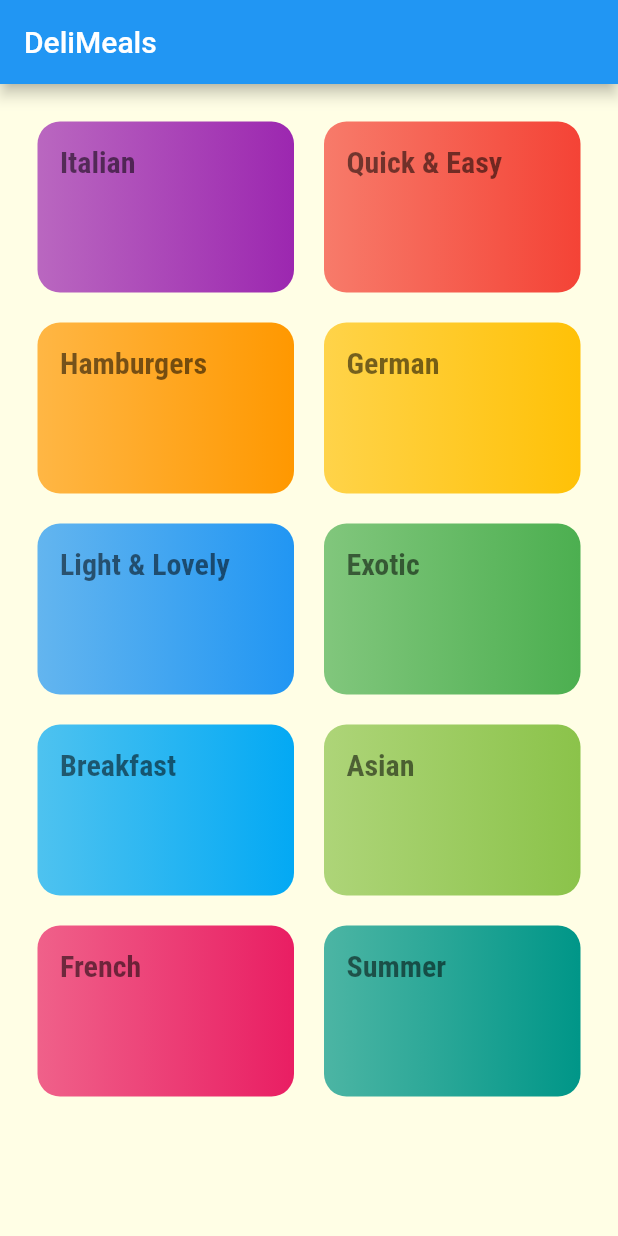
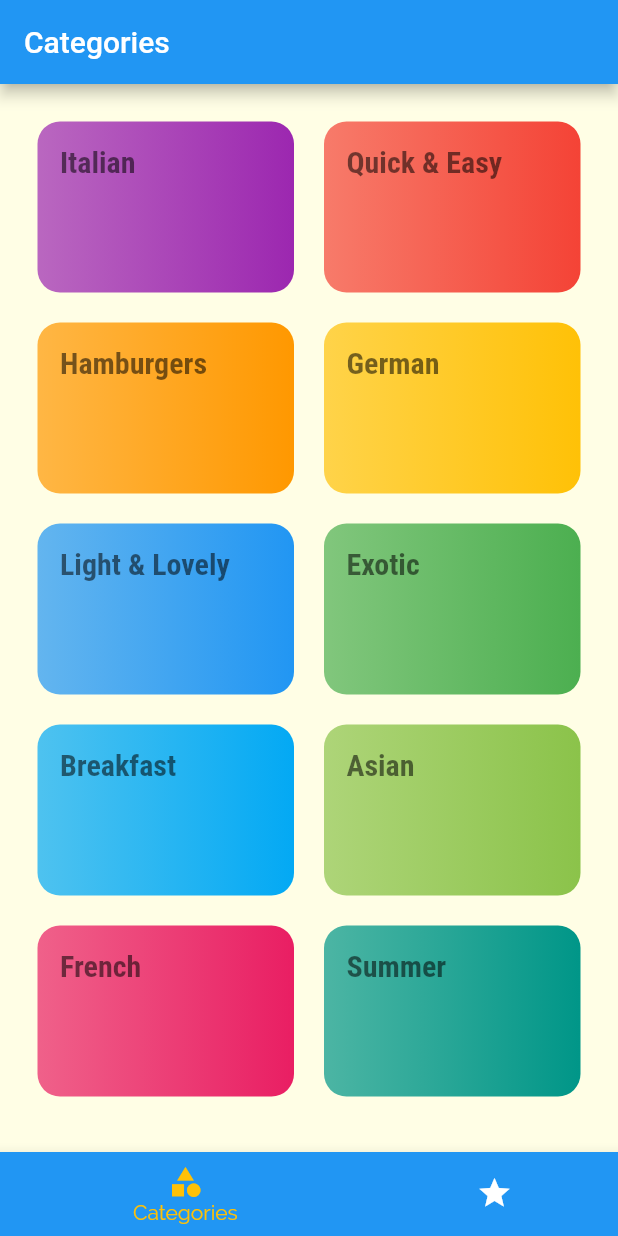
Before and after one commit to mo1501/meals_app, a Flutter app: the screen it shows after launch, on a phone screen of 412 x 824 dp. Run offline on Flutter 3.47's test engine with Material 2 defaults, Android fonts, the phone set to English and light mode, and no system bars.

Commit message:
part 176

```diff
--- a/lib/categories_screen.dart
+++ /dev/null
@@ -1,36 +0,0 @@
-import 'package:flutter/src/foundation/key.dart';
-import 'package:flutter/src/widgets/framework.dart';
-import 'package:flutter/material.dart';
-import './dummy_data.dart';
-import './category_item.dart';
-
-class CategoriesScreen extends StatelessWidget {
-
-
-  @override
-  Widget build(BuildContext context) {
-    return Scaffold(
-      appBar: AppBar(
-        title: const Text('DeliMeals'),
-      ),
-      body: GridView(
-        padding: const EdgeInsets.all(25),
-        gridDelegate: SliverGridDelegateWithMaxCrossAxisExtent(
-          maxCrossAxisExtent: 200,
-          childAspectRatio: 3 / 2,
-          crossAxisSpacing: 20,
-          mainAxisSpacing: 20,
-        ),
-        children: DUMMY_CATEGORIES
-            .map(
-              (catData) => CategoryItem(
-                id: catData.id,
-                title: catData.title,
-                color: catData.color,
-              ),
-            )
-            .toList(),
-      ),
-    );
-  }
-}
--- a/lib/main.dart
+++ b/lib/main.dart
@@ -1,7 +1,9 @@
 import 'package:flutter/material.dart';
-import './categories_screen.dart';
-import './category_meals_screen.dart';
-import './category_item.dart';
+import 'package:meals_app/screens/meal_detail_screen.dart';
+import 'package:meals_app/screens/tabs_screen.dart';
+import 'screens/categories_screen.dart';
+import 'screens/category_meals_screen.dart';
+import 'widgets/category_item.dart';
 
 void main() => runApp(MyApp());
 
@@ -27,14 +29,19 @@ class MyApp extends StatelessWidget {
               ),
             ),
       ),
-     //home: CategoriesScreen(),
+      //home: CategoriesScreen(),
       initialRoute: '/', // default is '/'
 
       routes: {
-        '/': (ctx) => CategoriesScreen(),
-       // '/category-meals': (ctx) => CategoryMealsScreen(),
+        '/': (ctx) => TabsScreen(),
+        // '/category-meals': (ctx) => CategoryMealsScreen(),
         CategoryMealsScreen.routeName: (ctx) => CategoryMealsScreen(),
+        MealDetailScreen.routeName: (ctx) => MealDetailScreen(),
       },
+      // onGenerateRoute: (settings) {
+      //   print(settings.arguments);
+      //   return MaterialPageRoute(builder: (ctx) => CategoriesScreen());
+      // },
     );
   }
 }
--- /dev/null
+++ b/lib/screens/categories_screen.dart
@@ -0,0 +1,29 @@
+import 'package:flutter/src/foundation/key.dart';
+import 'package:flutter/src/widgets/framework.dart';
+import 'package:flutter/material.dart';
+import '../dummy_data.dart';
+import '../widgets/category_item.dart';
+
+class CategoriesScreen extends StatelessWidget {
+  @override
+  Widget build(BuildContext context) {
+    return GridView(
+      padding: const EdgeInsets.all(25),
+      gridDelegate: SliverGridDelegateWithMaxCrossAxisExtent(
+        maxCrossAxisExtent: 200,
+        childAspectRatio: 3 / 2,
+        crossAxisSpacing: 20,
+        mainAxisSpacing: 20,
+      ),
+      children: DUMMY_CATEGORIES
+          .map(
+            (catData) => CategoryItem(
+              id: catData.id,
+              title: catData.title,
+              color: catData.color,
+            ),
+          )
+          .toList(),
+    );
+  }
+}
--- /dev/null
+++ b/lib/screens/tabs_screen.dart
@@ -0,0 +1,77 @@
+import 'package:flutter/src/foundation/key.dart';
+import 'package:flutter/src/widgets/framework.dart';
+import 'package:flutter/material.dart';
+import 'package:meals_app/screens/categories_screen.dart';
+import 'package:meals_app/screens/favorites_screen.dart';
+
+class TabsScreen extends StatefulWidget {
+  const TabsScreen({Key? key}) : super(key: key);
+
+  @override
+  State<TabsScreen> createState() => _TabsScreenState();
+}
+
+class _TabsScreenState extends State<TabsScreen> {
+  final List<Map<String, Object>> pages = [
+    {'page': CategoriesScreen(), 'title': 'Categories'},
+    {'page': FavoritesScreen(), 'title': ' YourFavorites'},
+  ];
+
+  int selectedPageIndex = 0;
+
+  void selectPage(int index) {
+    setState(() {
+      selectedPageIndex = index;
+    });
+  }
+
+  @override
+  Widget build(BuildContext context) {
+    // return DefaultTabController(
+    //   length: 2,
+    //   child:
+    return Scaffold(
+      appBar: AppBar(
+        title: Text(pages[selectedPageIndex]['title'] as String),
+      ),
+      //   bottom: TabBar(
+      //     tabs: [
+      //       Tab(
+      //         icon: Icon(Icons.category),
+      //         text: 'Categories',
+      //       ),
+      //       Tab(
+      //         icon: Icon(Icons.star),
+      //         text: 'Favourites',
+      //       ),
+      //     ],
+      //   ),
+      // ),
+      // body: TabBarView(children: [
+      //   CategoriesScreen(),
+      //   FavoritesScreen(),
+      // ]),
+      body: pages[selectedPageIndex]['page'] as Widget,
+      bottomNavigationBar: BottomNavigationBar(
+        onTap: selectPage,
+        backgroundColor: Theme.of(context).primaryColor,
+        unselectedItemColor: Colors.white,
+        selectedItemColor: Theme.of(context).accentColor,
+        currentIndex: selectedPageIndex,
+        type: BottomNavigationBarType.shifting,
+        items: [
+          BottomNavigationBarItem(
+            backgroundColor: Theme.of(context).primaryColor,
+            icon: Icon(Icons.category),
+            label: 'Categories',
+          ),
+          BottomNavigationBarItem(
+            backgroundColor: Theme.of(context).primaryColor,
+            icon: Icon(Icons.star),
+            label: 'Favorites',
+          )
+        ],
+      ),
+    );
+  }
+}
--- a/lib/category_item.dart
+++ b/lib/widgets/category_item.dart
@@ -1,7 +1,7 @@
 import 'package:flutter/src/foundation/key.dart';
 import 'package:flutter/src/widgets/framework.dart';
 import 'package:flutter/material.dart';
-import 'package:meals_app/category_meals_screen.dart';
+import 'package:meals_app/screens/category_meals_screen.dart';
 
 class CategoryItem extends StatelessWidget {
   final String id;
```
Also changed, not shown: lib/screens/category_meals_screen.dart (renamed from lib/category_meals_screen.dart, +10 -2 lines), lib/screens/favorites_screen.dart (added, +14 -0 lines), lib/screens/meal_detail_screen.dart (added, +92 -0 lines), lib/widgets/meal_item.dart (added, +151 -0 lines), lib/meal_item.dart (deleted).
